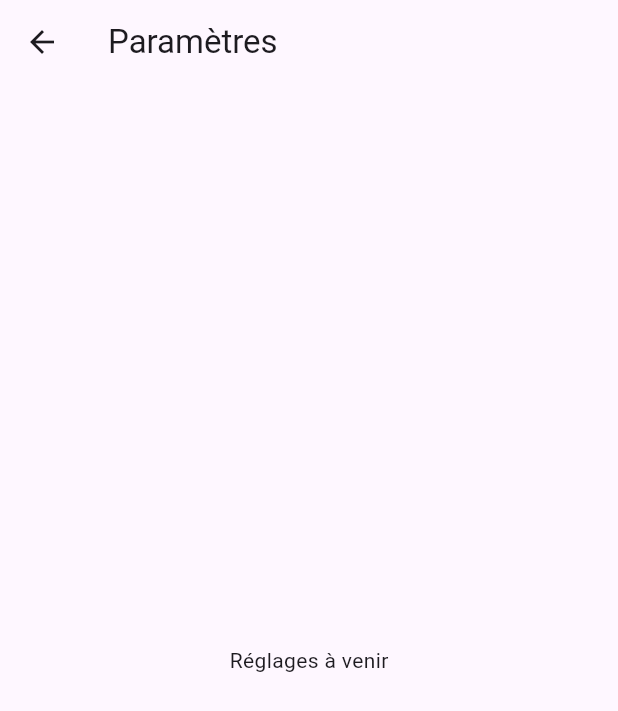
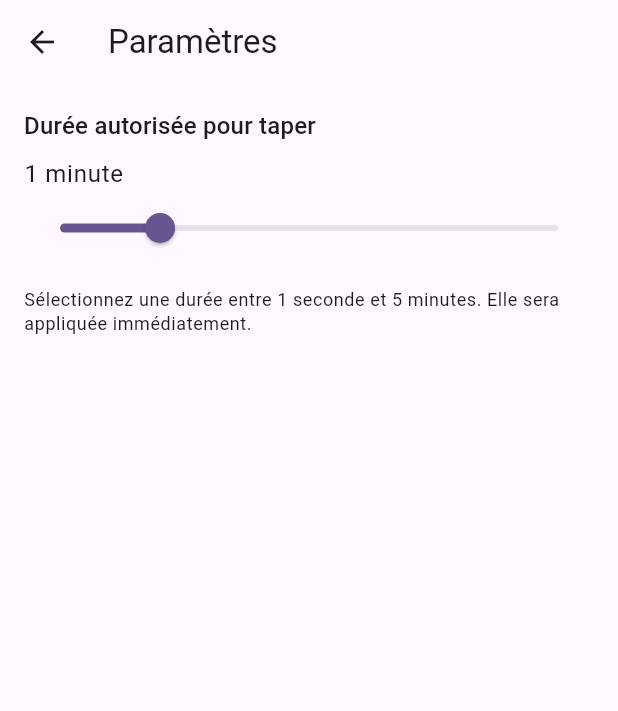
Before and after one commit to kolok/tap_tap_tap, a Flutter app: the screen it shows after launch, after a tap on "Paramètres", on a phone screen of 412 x 824 dp. Shown: the top 711 px of the screen. Run offline on Flutter 3.47's test engine with Material 3 defaults, Android fonts, the phone set to English and light mode, and no system bars.

Commit message:
quelques menus améliorations

```diff
--- a/lib/main.dart
+++ b/lib/main.dart
@@ -1,13 +1,21 @@
 import 'package:flutter/material.dart';
 
+import 'models/tap_settings.dart';
 import 'screens/home_screen.dart';
 
 void main() {
   runApp(const TapTapTapApp());
 }
 
-class TapTapTapApp extends StatelessWidget {
+class TapTapTapApp extends StatefulWidget {
   const TapTapTapApp({super.key});
+
+  @override
+  State<TapTapTapApp> createState() => _TapTapTapAppState();
+}
+
+class _TapTapTapAppState extends State<TapTapTapApp> {
+  final TapSettings _tapSettings = TapSettings();
 
   @override
   Widget build(BuildContext context) {
@@ -17,7 +25,7 @@ class TapTapTapApp extends StatelessWidget {
         colorScheme: ColorScheme.fromSeed(seedColor: Colors.deepPurple),
         useMaterial3: true,
       ),
-      home: const HomeScreen(),
+      home: HomeScreen(tapSettings: _tapSettings),
     );
   }
 }
--- /dev/null
+++ b/lib/models/tap_settings.dart
@@ -0,0 +1,21 @@
+import 'package:flutter/foundation.dart';
+
+class TapSettings extends ChangeNotifier {
+  TapSettings({
+    Duration tapDuration = const Duration(minutes: 1),
+  }) : _tapDuration = tapDuration;
+
+  Duration _tapDuration;
+
+  Duration get tapDuration => _tapDuration;
+
+  set tapDuration(Duration value) {
+    if (value == _tapDuration) return;
+    assert(
+      !value.isNegative && value > Duration.zero,
+      'La durée de tap doit être positive.',
+    );
+    _tapDuration = value;
+    notifyListeners();
+  }
+}
--- a/lib/screens/home_screen.dart
+++ b/lib/screens/home_screen.dart
@@ -1,10 +1,16 @@
 import 'package:flutter/material.dart';
 
+import '../models/tap_settings.dart';
 import 'play_screen.dart';
 import 'settings_screen.dart';
 
 class HomeScreen extends StatelessWidget {
-  const HomeScreen({super.key});
+  const HomeScreen({
+    super.key,
+    required this.tapSettings,
+  });
+
+  final TapSettings tapSettings;
 
   @override
   Widget build(BuildContext context) {
@@ -20,7 +26,7 @@ class HomeScreen extends StatelessWidget {
               onPressed: () {
                 Navigator.of(context).push(
                   MaterialPageRoute(
-                    builder: (context) => const PlayScreen(),
+                    builder: (context) => PlayScreen(tapSettings: tapSettings),
                   ),
                 );
               },
@@ -31,7 +37,8 @@ class HomeScreen extends StatelessWidget {
               onPressed: () {
                 Navigator.of(context).push(
                   MaterialPageRoute(
-                    builder: (context) => const SettingsScreen(),
+                    builder: (context) =>
+                        SettingsScreen(tapSettings: tapSettings),
                   ),
                 );
               },
--- a/lib/screens/settings_screen.dart
+++ b/lib/screens/settings_screen.dart
@@ -1,7 +1,45 @@
 import 'package:flutter/material.dart';
 
-class SettingsScreen extends StatelessWidget {
-  const SettingsScreen({super.key});
+import '../models/tap_settings.dart';
+
+class SettingsScreen extends StatefulWidget {
+  const SettingsScreen({
+    super.key,
+    required this.tapSettings,
+  });
+
+  final TapSettings tapSettings;
+
+  @override
+  State<SettingsScreen> createState() => _SettingsScreenState();
+}
+
+class _SettingsScreenState extends State<SettingsScreen> {
+  static const _minDuration = Duration(seconds: 1);
+  static const _maxDuration = Duration(minutes: 5);
+  late double _durationSeconds;
+
+  @override
+  void initState() {
+    super.initState();
+    final currentSeconds = widget.tapSettings.tapDuration.inSeconds.toDouble();
+    _durationSeconds =
+        currentSeconds.clamp(_minDuration.inSeconds.toDouble(), _maxDuration.inSeconds.toDouble());
+  }
+
+  String get _durationLabel {
+    final totalSeconds = _durationSeconds.round();
+    final minutes = totalSeconds ~/ 60;
+    final seconds = totalSeconds % 60;
+    if (minutes > 0) {
+      final minutePart = minutes > 1 ? '$minutes minutes' : '$minutes minute';
+      if (seconds == 0) {
+        return minutePart;
+      }
+      return '$minutePart ${seconds.toString().padLeft(2, '0')} s';
+    }
+    return '$totalSeconds s';
+  }
 
   @override
   Widget build(BuildContext context) {
@@ -9,8 +47,44 @@ class SettingsScreen extends StatelessWidget {
       appBar: AppBar(
         title: const Text('Paramètres'),
       ),
-      body: const Center(
-        child: Text('Réglages à venir'),
+      body: Padding(
+        padding: const EdgeInsets.all(16),
+        child: Column(
+          crossAxisAlignment: CrossAxisAlignment.start,
+          children: [
+            Text(
+              'Durée autorisée pour taper',
+              style: Theme.of(context).textTheme.titleMedium,
+            ),
+            const SizedBox(height: 8),
+            Text(
+              _durationLabel,
+              style: Theme.of(context).textTheme.bodyLarge,
+            ),
+            Slider(
+              min: _minDuration.inSeconds.toDouble(),
+              max: _maxDuration.inSeconds.toDouble(),
+              divisions: _maxDuration.inSeconds - _minDuration.inSeconds,
+              label: _durationLabel,
+              value: _durationSeconds,
+              onChanged: (value) {
+                setState(() {
+                  _durationSeconds = value;
+                });
+              },
+              onChangeEnd: (value) {
+                final duration =
+                    Duration(seconds: value.round().clamp(_minDuration.inSeconds, _maxDuration.inSeconds));
+                widget.tapSettings.tapDuration = duration;
+              },
+            ),
+            const SizedBox(height: 16),
+            Text(
+              'Sélectionnez une durée entre 1 seconde et 5 minutes. Elle sera appliquée immédiatement.',
+              style: Theme.of(context).textTheme.bodySmall,
+            ),
+          ],
+        ),
       ),
     );
   }
```
Also changed, not shown: lib/screens/play_screen.dart (+56 -5 lines).
